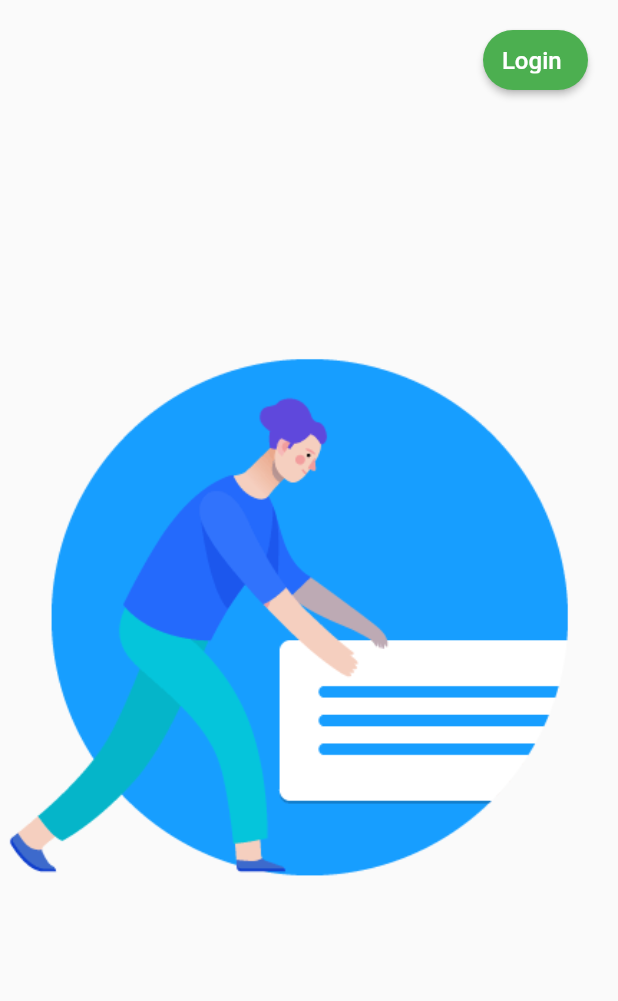
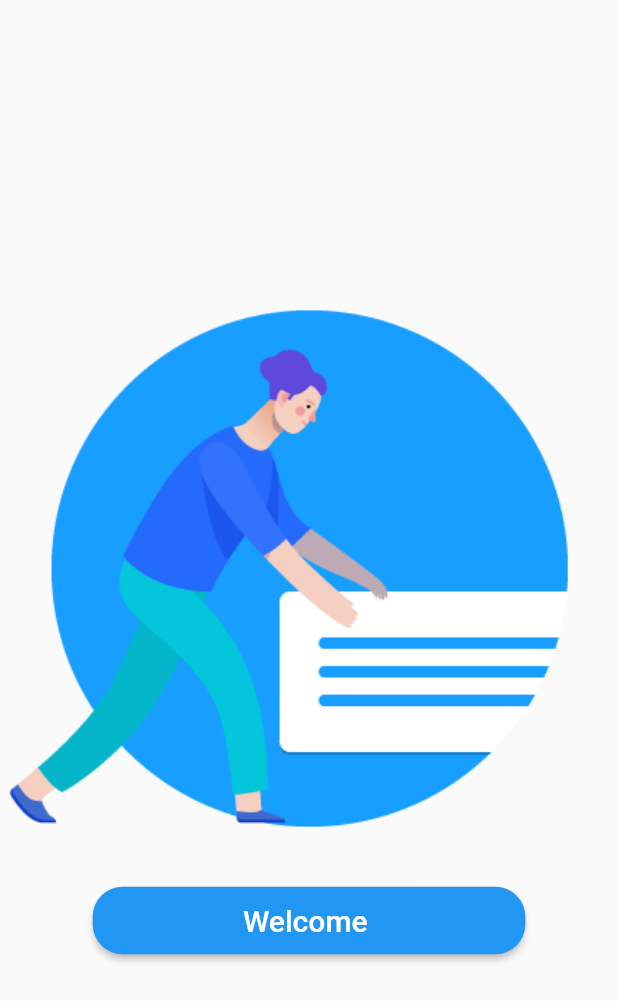
Before and after one commit to aminemeickel/Password_generator_flutter, a Flutter app: the screen it shows after launch, on a phone screen of 412 x 824 dp. Shown: the top 1001 px of the screen. Run offline on Flutter 3.47's test engine with Material 2 defaults, Android fonts, the phone set to English and light mode, and no system bars; our stand-ins replace fluttertoast, shared_preferences, sqflite; accounts and stored records are empty.

Commit message:
adding random welcome page

```diff
--- a/lib/loginPage.dart
+++ /dev/null
@@ -1,43 +0,0 @@
-import 'package:flutter/cupertino.dart';
-import 'package:flutter/material.dart';
-
-import 'components/costumButton.dart';
-import 'core/preference.dart';
-
-class LoginPage extends StatelessWidget {
-  @override
-  Widget build(BuildContext context) {
-    var size = MediaQuery.of(context).size;
-    return Scaffold(
-      body: Stack(
-        children: [
-          Padding(
-            padding: EdgeInsets.all(20.0),
-            child: Align(
-              alignment: Alignment.topRight,
-              child: CustomButton(
-                text: 'Login',
-                color: Colors.green,
-                width: 70,
-                height: 40,
-                size: size,
-                fontSize: 16,
-                onPressed: () async {
-                  var pref = PreferenceDriver.instance;
-                  var login = await pref.write('isLogin', true);
-                  Navigator.of(context)
-                      .pushNamedAndRemoveUntil('/', (route) => false);
-                  print(login);
-                },
-              ),
-            ),
-          ),
-          Align(
-            alignment: Alignment.center,
-            child: Image.asset('assets/image1.png'),
-          ),
-        ],
-      ),
-    );
-  }
-}
--- /dev/null
+++ b/lib/pages/loginPage.dart
@@ -0,0 +1,38 @@
+import 'package:flutter/cupertino.dart';
+import 'package:flutter/material.dart';
+
+import '../components/costumButton.dart';
+import '../core/preference.dart';
+
+class LoginPage extends StatelessWidget {
+  @override
+  Widget build(BuildContext context) {
+    var size = MediaQuery.of(context).size;
+    return Scaffold(
+      body: Column(
+        crossAxisAlignment: CrossAxisAlignment.center,
+        mainAxisAlignment: MainAxisAlignment.center,
+        children: [
+          Image.asset('assets/image1.png'),
+          SizedBox(
+            height: 20,
+          ),
+          CustomButton(
+            text: 'Welcome',
+            color: Theme.of(context).primaryColor,
+            height: 45,
+            size: size,
+            fontSize: 20,
+            onPressed: () async {
+              var pref = PreferenceDriver.instance;
+              var login = await pref.write('isLogin', true);
+              Navigator.of(context)
+                  .pushNamedAndRemoveUntil('/', (route) => false);
+              print(login);
+            },
+          )
+        ],
+      ),
+    );
+  }
+}
--- a/lib/routes.dart
+++ b/lib/routes.dart
@@ -1,8 +1,8 @@
 import 'package:flutter/cupertino.dart';
-import 'package:flutter_pw_gen/home.dart';
+import 'package:flutter_pw_gen/pages/home.dart';
 
 import 'core/preference.dart';
-import 'loginPage.dart';
+import 'pages/loginPage.dart';
 
 var routes = {
   '/': (builder) => HomePage(),
```
Also changed, not shown: lib/pages/home.dart (renamed from lib/home.dart, +4 -4 lines), lib/pages/history.dart (renamed from lib/history.dart), 1 other file.
